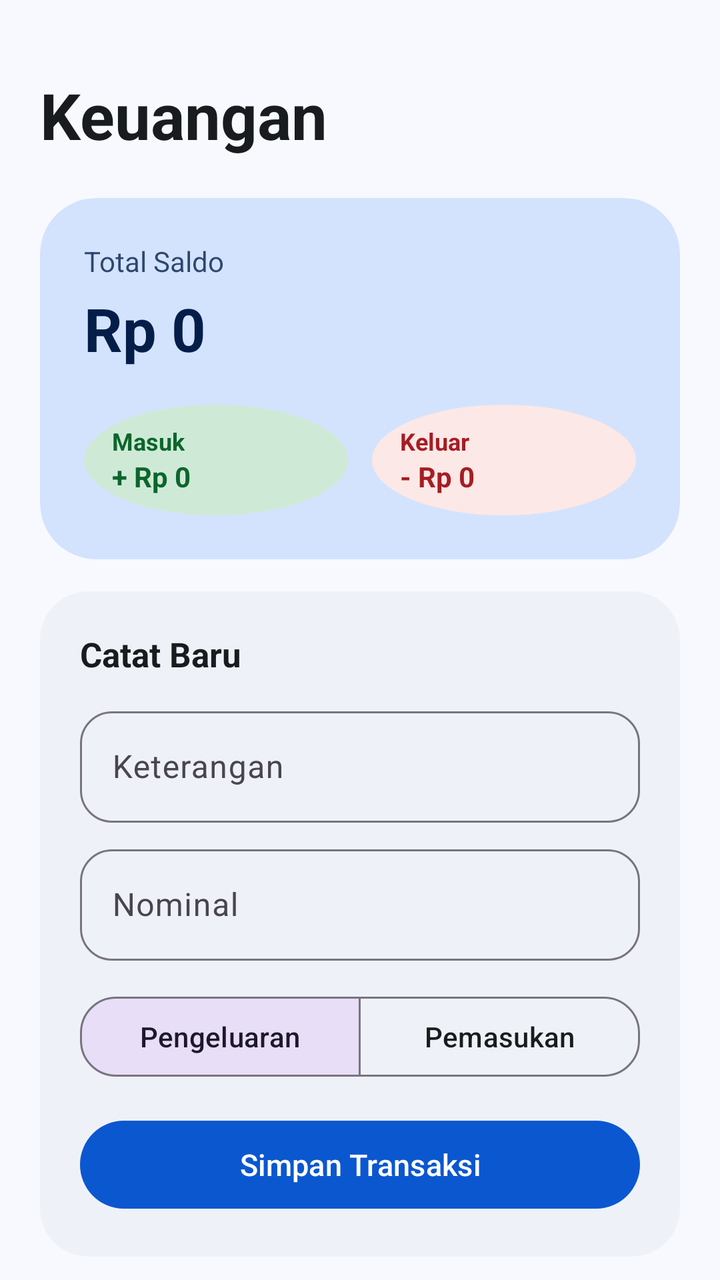
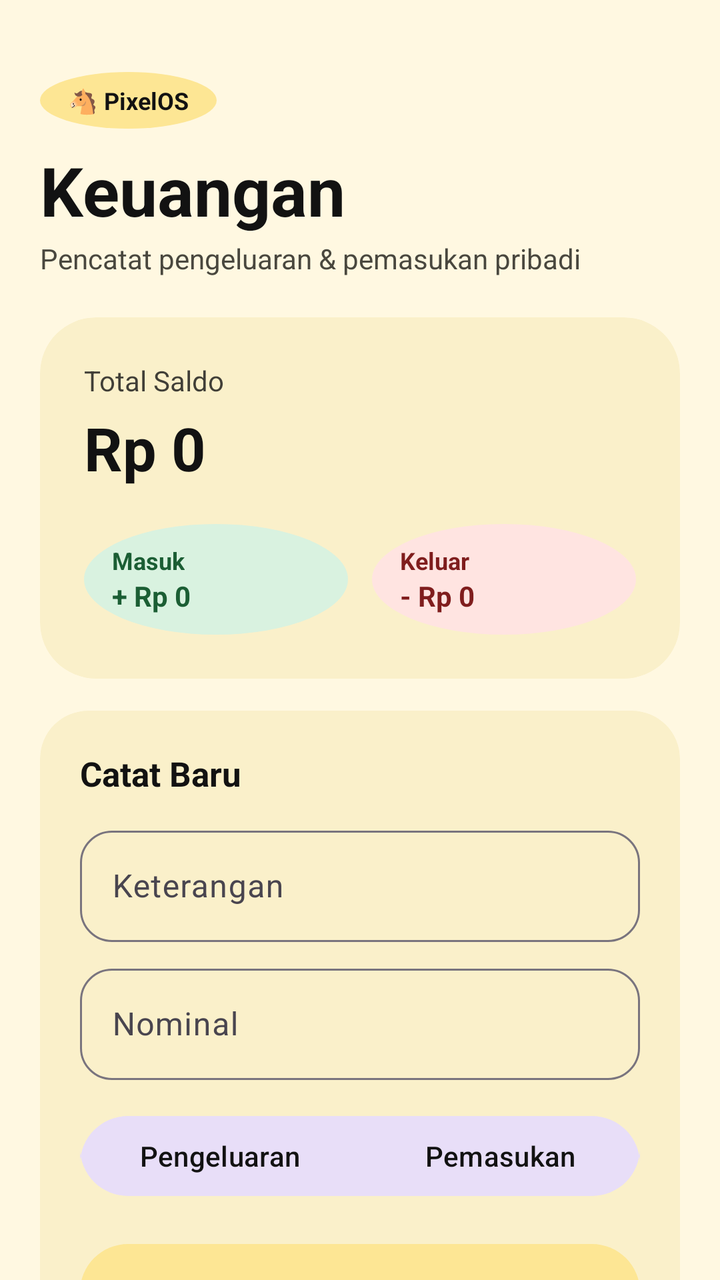

The first picture is an Android layout as it rendered before a commit; the second is the same layout after the commit. The layout source and the unified diff follow.
<!-- AndroidManifest.xml: application theme Theme.Keuangan -->
<!-- res/layout/activity_main.xml -->
<?xml version="1.0" encoding="utf-8"?>
<androidx.coordinatorlayout.widget.CoordinatorLayout
    xmlns:android="http://schemas.android.com/apk/res/android"
    xmlns:app="http://schemas.android.com/apk/res-auto"
    android:layout_width="match_parent"
    android:layout_height="match_parent"
    android:background="?android:colorBackground">

    <androidx.core.widget.NestedScrollView
        android:layout_width="match_parent"
        android:layout_height="match_parent"
        android:fillViewport="true">

        <LinearLayout
            android:layout_width="match_parent"
            android:layout_height="wrap_content"
            android:orientation="vertical"
            android:paddingHorizontal="20dp"
            android:paddingTop="36dp"
            android:paddingBottom="24dp">

            <TextView
                android:layout_width="wrap_content"
                android:layout_height="wrap_content"
                android:text="Keuangan"
                android:textColor="?attr/colorOnSurface"
                android:textSize="32sp"
                android:textStyle="bold" />

            <com.google.android.material.card.MaterialCardView
                android:layout_width="match_parent"
                android:layout_height="wrap_content"
                android:layout_marginTop="20dp"
                app:cardCornerRadius="28dp"
                app:cardElevation="0dp"
                app:strokeWidth="0dp"
                app:cardBackgroundColor="?attr/colorPrimaryContainer">

                <LinearLayout
                    android:layout_width="match_parent"
                    android:layout_height="wrap_content"
                    android:orientation="vertical"
                    android:padding="22dp">

                    <TextView
                        android:layout_width="wrap_content"
                        android:layout_height="wrap_content"
                        android:text="Total Saldo"
                        android:textColor="?attr/colorOnPrimaryContainer"
                        android:textSize="14sp"
                        android:alpha="0.8" />

                    <TextView
                        android:id="@+id/tvTotalBalance"
                        android:layout_width="wrap_content"
                        android:layout_height="wrap_content"
                        android:layout_marginTop="4dp"
                        android:text="Rp 0"
                        android:textColor="?attr/colorOnPrimaryContainer"
                        android:textSize="30sp"
                        android:textStyle="bold" />

                    <LinearLayout
                        android:layout_width="match_parent"
                        android:layout_height="wrap_content"
                        android:layout_marginTop="18dp"
                        android:orientation="horizontal">

                        <LinearLayout
                            android:layout_width="0dp"
                            android:layout_height="wrap_content"
                            android:layout_weight="1"
                            android:layout_marginEnd="6dp"
                            android:background="@drawable/bg_circle"
                            android:backgroundTint="@color/income_container"
                            android:gravity="center_vertical"
                            android:orientation="vertical"
                            android:paddingHorizontal="14dp"
                            android:paddingVertical="10dp">

                            <TextView
                                android:layout_width="wrap_content"
                                android:layout_height="wrap_content"
                                android:text="Masuk"
                                android:textColor="@color/income_text"
                                android:textSize="12sp"
                                android:textStyle="bold" />

                            <TextView
                                android:id="@+id/tvTotalIncome"
                                android:layout_width="wrap_content"
                                android:layout_height="wrap_content"
                                android:text="+ Rp 0"
                                android:textColor="@color/income_text"
                                android:textSize="14sp"
                                android:textStyle="bold" />
                        </LinearLayout>

                        <LinearLayout
                            android:layout_width="0dp"
                            android:layout_height="wrap_content"
                            android:layout_weight="1"
                            android:layout_marginStart="6dp"
                            android:background="@drawable/bg_circle"
                            android:backgroundTint="@color/expense_container"
                            android:gravity="center_vertical"
                            android:orientation="vertical"
                            android:paddingHorizontal="14dp"
                            android:paddingVertical="10dp">

                            <TextView
                                android:layout_width="wrap_content"
                                android:layout_height="wrap_content"
                                android:text="Keluar"
                                android:textColor="@color/expense_text"
                                android:textSize="12sp"
                                android:textStyle="bold" />

                            <TextView
                                android:id="@+id/tvTotalExpense"
                                android:layout_width="wrap_content"
                                android:layout_height="wrap_content"
                                android:text="- Rp 0"
                                android:textColor="@color/expense_text"
                                android:textSize="14sp"
                                android:textStyle="bold" />
                        </LinearLayout>
                    </LinearLayout>
                </LinearLayout>
            </com.google.android.material.card.MaterialCardView>

            <com.google.android.material.card.MaterialCardView
                android:layout_width="match_parent"
                android:layout_height="wrap_content"
                android:layout_marginTop="16dp"
                app:cardCornerRadius="24dp"
                app:cardElevation="0dp"
                app:strokeWidth="0dp"
                app:cardBackgroundColor="?attr/colorSurfaceContainer">

                <LinearLayout
                    android:layout_width="match_parent"
                    android:layout_height="wrap_content"
                    android:orientation="vertical"
                    android:padding="20dp">

                    <TextView
                        android:layout_width="wrap_content"
                        android:layout_height="wrap_content"
                        android:text="Catat Baru"
                        android:textColor="?attr/colorOnSurface"
                        android:textSize="17sp"
                        android:textStyle="bold" />

                    <com.google.android.material.textfield.TextInputLayout
                        android:id="@+id/tilTitle"
                        style="@style/Widget.Material3.TextInputLayout.OutlinedBox"
                        android:layout_width="match_parent"
                        android:layout_height="wrap_content"
                        android:layout_marginTop="12dp"
                        app:boxCornerRadiusBottomEnd="16dp"
                        app:boxCornerRadiusBottomStart="16dp"
                        app:boxCornerRadiusTopEnd="16dp"
                        app:boxCornerRadiusTopStart="16dp"
                        android:hint="Keterangan">

                        <com.google.android.material.textfield.TextInputEditText
                            android:id="@+id/etTitle"
                            android:layout_width="match_parent"
                            android:layout_height="wrap_content"
                            android:inputType="textCapSentences"
                            android:maxLines="1" />
                    </com.google.android.material.textfield.TextInputLayout>

                    <com.google.android.material.textfield.TextInputLayout
                        android:id="@+id/tilAmount"
                        style="@style/Widget.Material3.TextInputLayout.OutlinedBox"
                        android:layout_width="match_parent"
                        android:layout_height="wrap_content"
                        android:layout_marginTop="8dp"
                        app:boxCornerRadiusBottomEnd="16dp"
                        app:boxCornerRadiusBottomStart="16dp"
                        app:boxCornerRadiusTopEnd="16dp"
                        app:boxCornerRadiusTopStart="16dp"
                        app:prefixText="Rp "
                        android:hint="Nominal">

                        <com.google.android.material.textfield.TextInputEditText
                            android:id="@+id/etAmount"
                            android:layout_width="match_parent"
                            android:layout_height="wrap_content"
                            android:inputType="numberDecimal"
                            android:maxLines="1" />
                    </com.google.android.material.textfield.TextInputLayout>

                    <com.google.android.material.button.MaterialButtonToggleGroup
                        android:id="@+id/toggleType"
                        android:layout_width="match_parent"
                        android:layout_height="wrap_content"
                        android:layout_marginTop="14dp"
                        app:checkedButton="@+id/btnExpense"
                        app:selectionRequired="true"
                        app:singleSelection="true">

                        <com.google.android.material.button.MaterialButton
                            android:id="@+id/btnExpense"
                            style="?attr/materialButtonOutlinedStyle"
                            android:layout_width="0dp"
                            android:layout_height="wrap_content"
                            android:layout_weight="1"
                            android:text="Pengeluaran"
                            app:cornerRadius="18dp" />

                        <com.google.android.material.button.MaterialButton
                            android:id="@+id/btnIncome"
                            style="?attr/materialButtonOutlinedStyle"
                            android:layout_width="0dp"
                            android:layout_height="wrap_content"
                            android:layout_weight="1"
                            android:text="Pemasukan"
                            app:cornerRadius="18dp" />
                    </com.google.android.material.button.MaterialButtonToggleGroup>

                    <com.google.android.material.button.MaterialButton
                        android:id="@+id/btnSave"
                        android:layout_width="match_parent"
                        android:layout_height="52dp"
                        android:layout_marginTop="14dp"
                        android:text="Simpan Transaksi"
                        android:textSize="15sp"
                        app:cornerRadius="26dp" />
                </LinearLayout>
            </com.google.android.material.card.MaterialCardView>

            <TextView
                android:layout_width="wrap_content"
                android:layout_height="wrap_content"
                android:layout_marginTop="24dp"
                android:layout_marginBottom="10dp"
                android:text="Riwayat Transaksi"
                android:textColor="?attr/colorOnSurface"
                android:textSize="18sp"
                android:textStyle="bold" />

            <TextView
                android:id="@+id/tvEmptyState"
                android:layout_width="match_parent"
                android:layout_height="wrap_content"
                android:layout_marginTop="20dp"
                android:gravity="center"
                android:text="Belum ada transaksi"
                android:textColor="?android:textColorSecondary"
                android:textSize="14sp"
                android:visibility="gone" />

            <androidx.recyclerview.widget.RecyclerView
                android:id="@+id/rvTransactions"
                android:layout_width="match_parent"
                android:layout_height="wrap_content"
                android:nestedScrollingEnabled="false" />
        </LinearLayout>
    </androidx.core.widget.NestedScrollView>
</androidx.coordinatorlayout.widget.CoordinatorLayout>
<!-- resources referenced by this layout -->
<resources>
  <color name="expense_container">#FCE8E6</color>
  <color name="expense_text">#A51D24</color>
  <color name="income_container">#CEEAD6</color>
  <color name="income_text">#0D652D</color>
  <!-- drawable bg_circle (drawable) -->
  <shape xmlns:android="http://schemas.android.com/apk/res/android"
      android:shape="oval">
      <solid android:color="@color/income_container" />
  </shape>
  <style name="Theme.Keuangan" parent="Theme.Material3.DayNight.NoActionBar">
          <item name="colorPrimary">@color/md_theme_light_primary</item>
          <item name="colorOnPrimary">@color/md_theme_light_onPrimary</item>
          <item name="colorPrimaryContainer">@color/md_theme_light_primaryContainer</item>
          <item name="colorOnPrimaryContainer">@color/md_theme_light_onPrimaryContainer</item>
          <item name="android:colorBackground">@color/md_theme_light_background</item>
          <item name="colorSurface">@color/md_theme_light_surface</item>
          <item name="colorOnSurface">@color/md_theme_light_onSurface</item>
          <item name="colorSurfaceContainer">@color/md_theme_light_surfaceContainer</item>
          <item name="android:statusBarColor">@color/md_theme_light_background</item>
          <item name="android:windowLightStatusBar">true</item>
      </style>
  <color name="md_theme_light_primary">#0B57D0</color>
  <color name="md_theme_light_onPrimary">#FFFFFF</color>
  <color name="md_theme_light_primaryContainer">#D3E3FD</color>
  <color name="md_theme_light_onPrimaryContainer">#041E49</color>
  <color name="md_theme_light_background">#F8F9FE</color>
  <color name="md_theme_light_surface">#FFFFFF</color>
  <color name="md_theme_light_onSurface">#191C1E</color>
  <color name="md_theme_light_surfaceContainer">#EEF2F8</color>
</resources>

<!-- the commit's change to res/layout/activity_main.xml (unified diff, before → after) -->
@@ -19,13 +19,42 @@
             android:paddingTop="36dp"
             android:paddingBottom="24dp">
 
-            <TextView
-                android:layout_width="wrap_content"
-                android:layout_height="wrap_content"
+            
+            <LinearLayout
+                android:layout_width="wrap_content"
+                android:layout_height="wrap_content"
+                android:background="@drawable/bg_circle"
+                android:backgroundTint="@color/pixelos_accent_primary"
+                android:gravity="center_vertical"
+                android:orientation="horizontal"
+                android:paddingHorizontal="14dp"
+                android:paddingVertical="6dp">
+
+                <TextView
+                    android:layout_width="wrap_content"
+                    android:layout_height="wrap_content"
+                    android:text="🐴 PixelOS"
+                    android:textColor="@color/pixelos_black"
+                    android:textSize="12sp"
+                    android:textStyle="bold" />
+            </LinearLayout>
+
+            <TextView
+                android:layout_width="wrap_content"
+                android:layout_height="wrap_content"
+                android:layout_marginTop="8dp"
                 android:text="Keuangan"
                 android:textColor="?attr/colorOnSurface"
-                android:textSize="32sp"
+                android:textSize="34sp"
                 android:textStyle="bold" />
+
+            <TextView
+                android:layout_width="wrap_content"
+                android:layout_height="wrap_content"
+                android:layout_marginTop="2dp"
+                android:text="Pencatat pengeluaran &amp; pemasukan pribadi"
+                android:textColor="@color/pixelos_stone"
+                android:textSize="14sp" />
 
             <com.google.android.material.card.MaterialCardView
                 android:layout_width="match_parent"
@@ -204,31 +233,37 @@
 
                         <com.google.android.material.button.MaterialButton
                             android:id="@+id/btnExpense"
-                            style="?attr/materialButtonOutlinedStyle"
-                            android:layout_width="0dp"
-                            android:layout_height="wrap_content"
+                            style="@style/Widget.Material3.Button.TonalButton"
+                            android:layout_width="0dp"
+                            android:layout_height="48dp"
                             android:layout_weight="1"
                             android:text="Pengeluaran"
-                            app:cornerRadius="18dp" />
+                            android:textColor="?attr/colorOnSurface"
+                            app:cornerRadius="24dp" />
 
                         <com.google.android.material.button.MaterialButton
                             android:id="@+id/btnIncome"
-                            style="?attr/materialButtonOutlinedStyle"
-                            android:layout_width="0dp"
-                            android:layout_height="wrap_content"
+                            style="@style/Widget.Material3.Button.TonalButton"
+                            android:layout_width="0dp"
+                            android:layout_height="48dp"
                             android:layout_weight="1"
                             android:text="Pemasukan"
-                            app:cornerRadius="18dp" />
+                            android:textColor="?attr/colorOnSurface"
+                            app:cornerRadius="24dp" />
                     </com.google.android.material.button.MaterialButtonToggleGroup>
 
                     <com.google.android.material.button.MaterialButton
                         android:id="@+id/btnSave"
                         android:layout_width="match_parent"
-                        android:layout_height="52dp"
-                        android:layout_marginTop="14dp"
+                        android:layout_height="56dp"
+                        android:layout_marginTop="16dp"
                         android:text="Simpan Transaksi"
+                        android:textColor="@color/pixelos_black"
                         android:textSize="15sp"
-                        app:cornerRadius="26dp" />
+                        android:textStyle="bold"
+                        app:backgroundTint="@color/pixelos_accent_primary"
+                        app:cornerRadius="28dp"
+                        app:elevation="0dp" />
                 </LinearLayout>
             </com.google.android.material.card.MaterialCardView>
 
<!-- resource entries referenced after the edit -->
@@ -1,9 +1,12 @@
 <!-- resources referenced by this layout -->
 <resources>
-  <color name="expense_container">#FCE8E6</color>
-  <color name="expense_text">#A51D24</color>
-  <color name="income_container">#CEEAD6</color>
-  <color name="income_text">#0D652D</color>
+  <color name="expense_container">#FFE4E1</color>
+  <color name="expense_text">#7F1D1D</color>
+  <color name="income_container">#D9F2E0</color>
+  <color name="income_text">#1B5E34</color>
+  <color name="pixelos_accent_primary">#FDE694</color>
+  <color name="pixelos_black">#121212</color>
+  <color name="pixelos_stone">#49473E</color>
   <!-- drawable bg_circle (drawable) -->
   <shape xmlns:android="http://schemas.android.com/apk/res/android"
       android:shape="oval">
@@ -21,13 +24,13 @@
           <item name="android:statusBarColor">@color/md_theme_light_background</item>
           <item name="android:windowLightStatusBar">true</item>
       </style>
-  <color name="md_theme_light_primary">#0B57D0</color>
+  <color name="md_theme_light_primary">#6E5D00</color>
   <color name="md_theme_light_onPrimary">#FFFFFF</color>
-  <color name="md_theme_light_primaryContainer">#D3E3FD</color>
-  <color name="md_theme_light_onPrimaryContainer">#041E49</color>
-  <color name="md_theme_light_background">#F8F9FE</color>
-  <color name="md_theme_light_surface">#FFFFFF</color>
-  <color name="md_theme_light_onSurface">#191C1E</color>
-  <color name="md_theme_light_surfaceContainer">#EEF2F8</color>
+  <color name="md_theme_light_primaryContainer">#FAF0CA</color>
+  <color name="md_theme_light_onPrimaryContainer">#121212</color>
+  <color name="md_theme_light_background">#FFF8E1</color>
+  <color name="md_theme_light_surface">#FFFDF5</color>
+  <color name="md_theme_light_onSurface">#121212</color>
+  <color name="md_theme_light_surfaceContainer">#FAF0CA</color>
 </resources>
 
